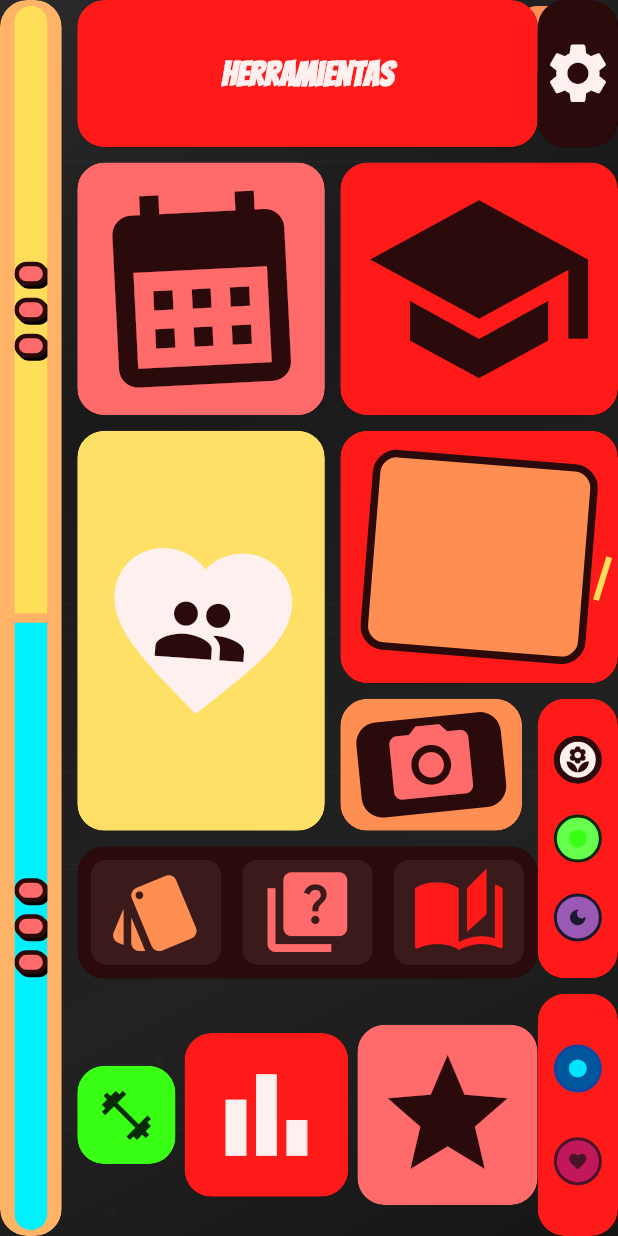
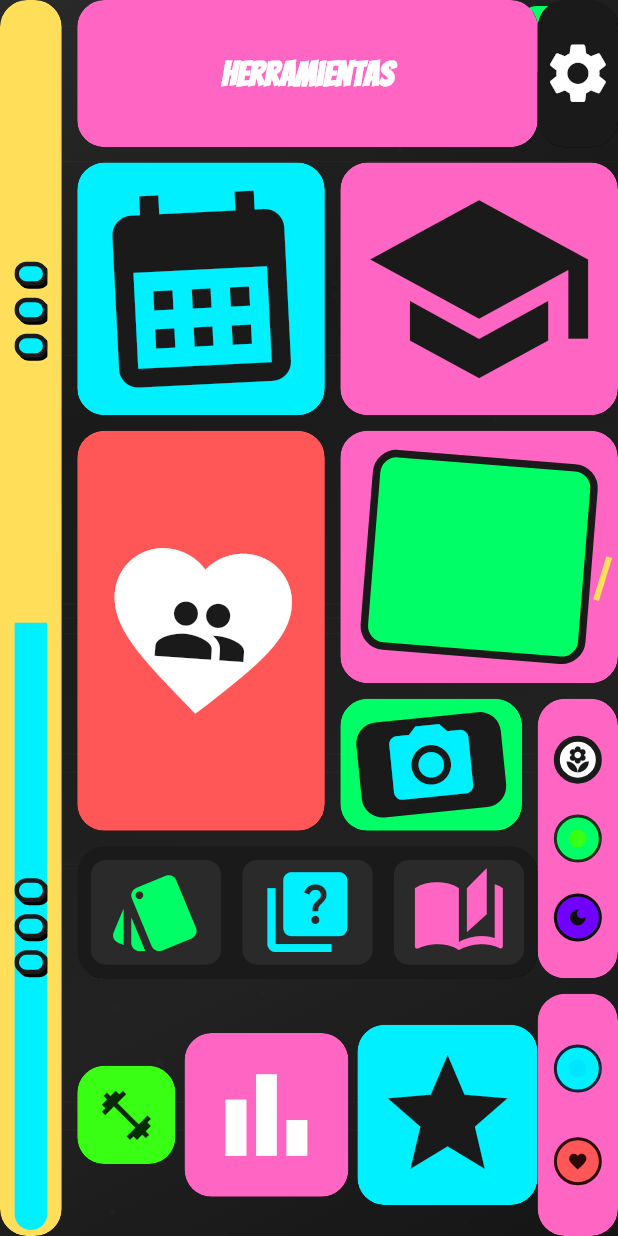
Before and after one commit to mrtuco748-cmyk/furiiiiiiiiiii, a Flutter app: the HomeScreen screen opened by its route, on a phone screen of 412 x 824 dp. Run offline on Flutter 3.47's test engine with Material 3 defaults, Android fonts, the phone set to English and light mode, and no system bars; our stand-ins replace audioplayers, file_picker, firebase_core, firebase_messaging, flutter_dotenv, flutter_local_notifications and 14 more; missing offline and left inert: flutter_confetti, record; accounts and stored records are empty; network calls fail.

Commit message:
fix: restaurar tonos de colores originales en modos de tema

```diff
--- a/lib/theme/app_theme.dart
+++ b/lib/theme/app_theme.dart
@@ -89,28 +89,28 @@ extension ThemeColors on BuildContext {
 
 const appThemes = <AppMode, ThemeSet>{
   AppMode.flower: ThemeSet(
-    a: Color(0xFFFF1A1A), b: Color(0xFFFF6B6B), c: Color(0xFFFF8E53),
-    d: Color(0xFFFFB366), e: Color(0xFFFFE066),
-    dark: Color(0xFF2A0A0A), light: Color(0xFFFFF0F0), mid: Color(0xFF3A1A1A),
+    a: Color(0xFFFF66C4), b: Color(0xFF00F0FF), c: Color(0xFF00FF66),
+    d: Color(0xFFFFDE59), e: Color(0xFFFF5757),
+    dark: Color(0xFF1A1A1A), light: Color(0xFFFFFFFF), mid: Color(0xFF2A2A2A),
   ),
   AppMode.green: ThemeSet(
-    a: Color(0xFF66FF4D), b: Color(0xFF57F274), c: Color(0xFF4DB84E),
-    d: Color(0xFF00A368), e: Color(0xFF006633),
-    dark: Color(0xFF0A2A0A), light: Color(0xFFF0FFF0), mid: Color(0xFF1A3A2A),
+    a: Color(0xFF00FF66), b: Color(0xFF00F0FF), c: Color(0xFFFFDE59),
+    d: Color(0xFFFF66C4), e: Color(0xFF7000FF),
+    dark: Color(0xFF1B2E1B), light: Color(0xFFF1F8E9), mid: Color(0xFF263A26),
   ),
   AppMode.dark: ThemeSet(
-    a: Color(0xFF9B59B6), b: Color(0xFF8E44AD), c: Color(0xFFE91E63),
-    d: Color(0xFFCDDC39), e: Color(0xFFff9800),
-    dark: Color(0xFF1A1A2E), light: Color(0xFFE8EAF6), mid: Color(0xFF2C3E50),
+    a: Color(0xFF7000FF), b: Color(0xFF00F0FF), c: Color(0xFF00FF66),
+    d: Color(0xFFFF66C4), e: Color(0xFFFF5757),
+    dark: Color(0xFF0D0D0D), light: Color(0xFFE0E0E0), mid: Color(0xFF1E1E1E),
   ),
   AppMode.blue: ThemeSet(
-    a: Color(0xFF01579B), b: Color(0xFF009688), c: Color(0xFF00AAFF),
-    d: Color(0xFF795548), e: Color(0xFF607D8B),
-    dark: Color(0xFF0D47A1), light: Color(0xFFE3F2FD), mid: Color(0xFF1A237E),
+    a: Color(0xFF00F0FF), b: Color(0xFFFFDE59), c: Color(0xFF00FF66),
+    d: Color(0xFFFF66C4), e: Color(0xFF7000FF),
+    dark: Color(0xFF0D2137), light: Color(0xFFE3F2FD), mid: Color(0xFF1A334A),
   ),
   AppMode.heart: ThemeSet(
-    a: Color(0xFFC2185B), b: Color(0xFFEC407A), c: Color(0xFFFB7626),
-    d: Color(0xFFFFC107), e: Color(0xFFFF9800),
-    dark: Color(0xFF4A1428), light: Color(0xFFFDF6EC), mid: Color(0xFF6A1B9A),
+    a: Color(0xFFFF5757), b: Color(0xFFFF66C4), c: Color(0xFF00F0FF),
+    d: Color(0xFFFFDE59), e: Color(0xFF7000FF),
+    dark: Color(0xFF2D0A0A), light: Color(0xFFFFF5F5), mid: Color(0xFF3D1414),
   ),
 };
```
